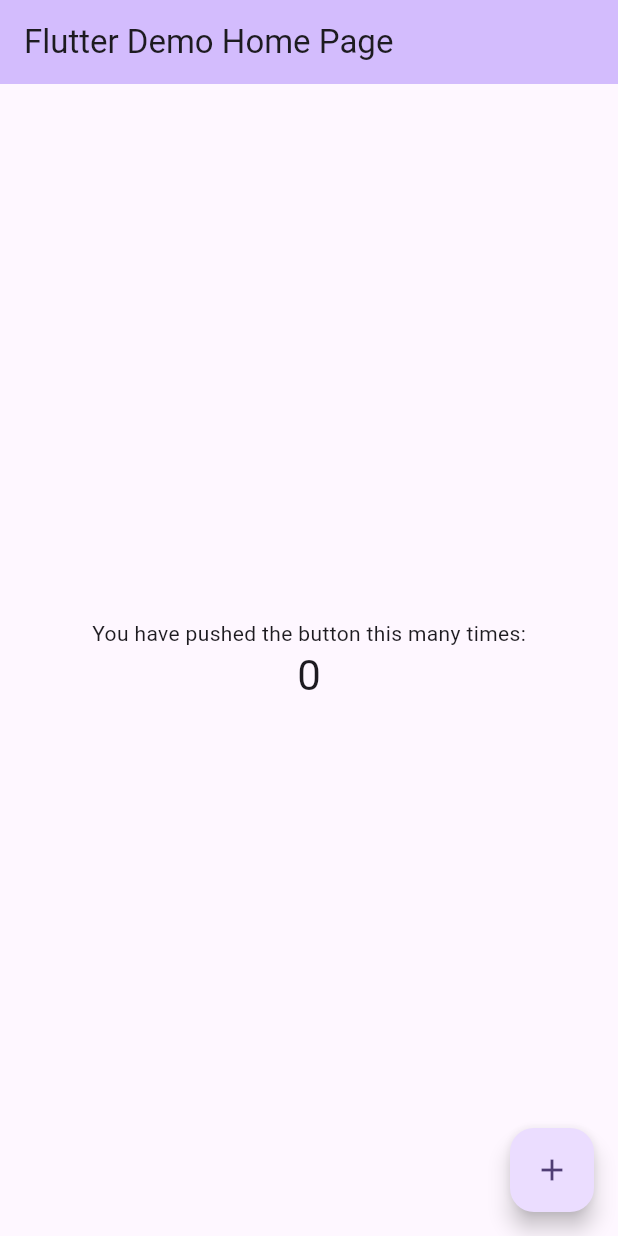
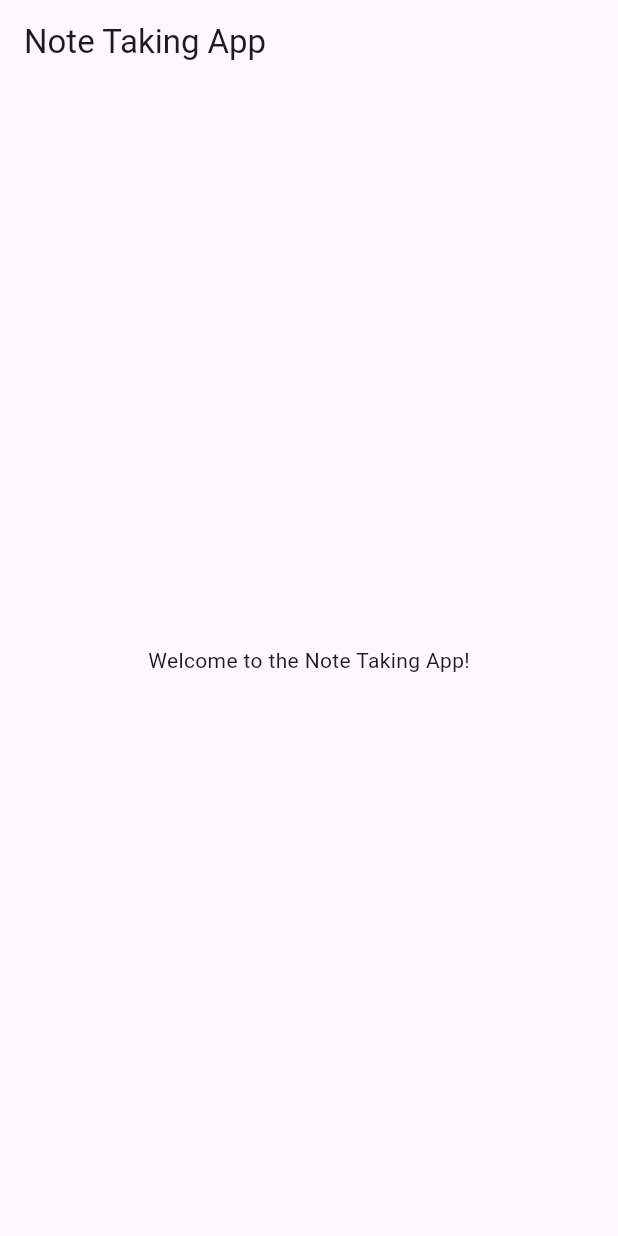
Before and after one commit to Emadaladien/note_app, a Flutter app: the screen it shows after launch, on a phone screen of 412 x 824 dp. Run offline on Flutter 3.47's test engine with Material 3 defaults, Android fonts, the phone set to English and light mode, and no system bars.

Commit message:
create note app

```diff
--- a/lib/main.dart
+++ b/lib/main.dart
@@ -1,122 +1,19 @@
 import 'package:flutter/material.dart';
 
 void main() {
-  runApp(const MyApp());
+  runApp(const NoteApp());
 }
 
-class MyApp extends StatelessWidget {
-  const MyApp({super.key});
+class NoteApp extends StatelessWidget {
+  const NoteApp({super.key});
 
-  // This widget is the root of your application.
   @override
   Widget build(BuildContext context) {
     return MaterialApp(
-      title: 'Flutter Demo',
-      theme: ThemeData(
-        // This is the theme of your application.
-        //
-        // TRY THIS: Try running your application with "flutter run". You'll see
-        // the application has a purple toolbar. Then, without quitting the app,
-        // try changing the seedColor in the colorScheme below to Colors.green
-        // and then invoke "hot reload" (save your changes or press the "hot
-        // reload" button in a Flutter-supported IDE, or press "r" if you used
-        // the command line to start the app).
-        //
-        // Notice that the counter didn't reset back to zero; the application
-        // state is not lost during the reload. To reset the state, use hot
-        // restart instead.
-        //
-        // This works for code too, not just values: Most code changes can be
-        // tested with just a hot reload.
-        colorScheme: ColorScheme.fromSeed(seedColor: Colors.deepPurple),
+      home: Scaffold(
+        appBar: AppBar(title: const Text('Note Taking App')),
+        body: const Center(child: Text('Welcome to the Note Taking App!')),
       ),
-      home: const MyHomePage(title: 'Flutter Demo Home Page'),
     );
   }
 }
-
-class MyHomePage extends StatefulWidget {
-  const MyHomePage({super.key, required this.title});
-
-  // This widget is the home page of your application. It is stateful, meaning
-  // that it has a State object (defined below) that contains fields that affect
-  // how it looks.
-
-  // This class is the configuration for the state. It holds the values (in this
-  // case the title) provided by the parent (in this case the App widget) and
-  // used by the build method of the State. Fields in a Widget subclass are
-  // always marked "final".
-
-  final String title;
-
-  @override
-  State<MyHomePage> createState() => _MyHomePageState();
-}
-
-class _MyHomePageState extends State<MyHomePage> {
-  int _counter = 0;
-
-  void _incrementCounter() {
-    setState(() {
-      // This call to setState tells the Flutter framework that something has
-      // changed in this State, which causes it to rerun the build method below
-      // so that the display can reflect the updated values. If we changed
-      // _counter without calling setState(), then the build method would not be
-      // called again, and so nothing would appear to happen.
-      _counter++;
-    });
-  }
-
-  @override
-  Widget build(BuildContext context) {
-    // This method is rerun every time setState is called, for instance as done
-    // by the _incrementCounter method above.
-    //
-    // The Flutter framework has been optimized to make rerunning build methods
-    // fast, so that you can just rebuild anything that needs updating rather
-    // than having to individually change instances of widgets.
-    return Scaffold(
-      appBar: AppBar(
-        // TRY THIS: Try changing the color here to a specific color (to
-        // Colors.amber, perhaps?) and trigger a hot reload to see the AppBar
-        // change color while the other colors stay the same.
-        backgroundColor: Theme.of(context).colorScheme.inversePrimary,
-        // Here we take the value from the MyHomePage object that was created by
-        // the App.build method, and use it to set our appbar title.
-        title: Text(widget.title),
-      ),
-      body: Center(
-        // Center is a layout widget. It takes a single child and positions it
-        // in the middle of the parent.
-        child: Column(
-          // Column is also a layout widget. It takes a list of children and
-          // arranges them vertically. By default, it sizes itself to fit its
-          // children horizontally, and tries to be as tall as its parent.
-          //
-          // Column has various properties to control how it sizes itself and
-          // how it positions its children. Here we use mainAxisAlignment to
-          // center the children vertically; the main axis here is the vertical
-          // axis because Columns are vertical (the cross axis would be
-          // horizontal).
-          //
-          // TRY THIS: Invoke "debug painting" (choose the "Toggle Debug Paint"
-          // action in the IDE, or press "p" in the console), to see the
-          // wireframe for each widget.
-          mainAxisAlignment: MainAxisAlignment.center,
-          children: <Widget>[
-            const Text('You have pushed the button this many times:'),
-            Text(
-              '$_counter',
-              style: Theme.of(context).textTheme.headlineMedium,
-            ),
-          ],
-        ),
-      ),
-      floatingActionButton: FloatingActionButton(
-        onPressed: _incrementCounter,
-        tooltip: 'Increment',
-        child: const Icon(Icons.add),
-      ), // This trailing comma makes auto-formatting nicer for build methods.
-    );
-  }
-}
```
